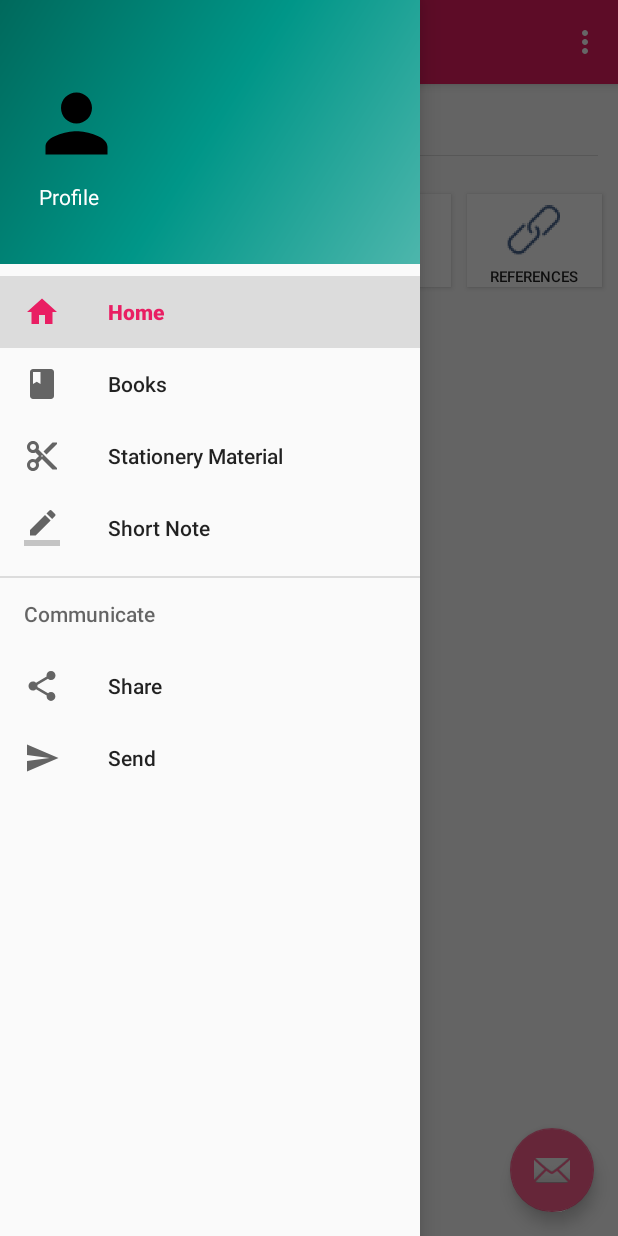
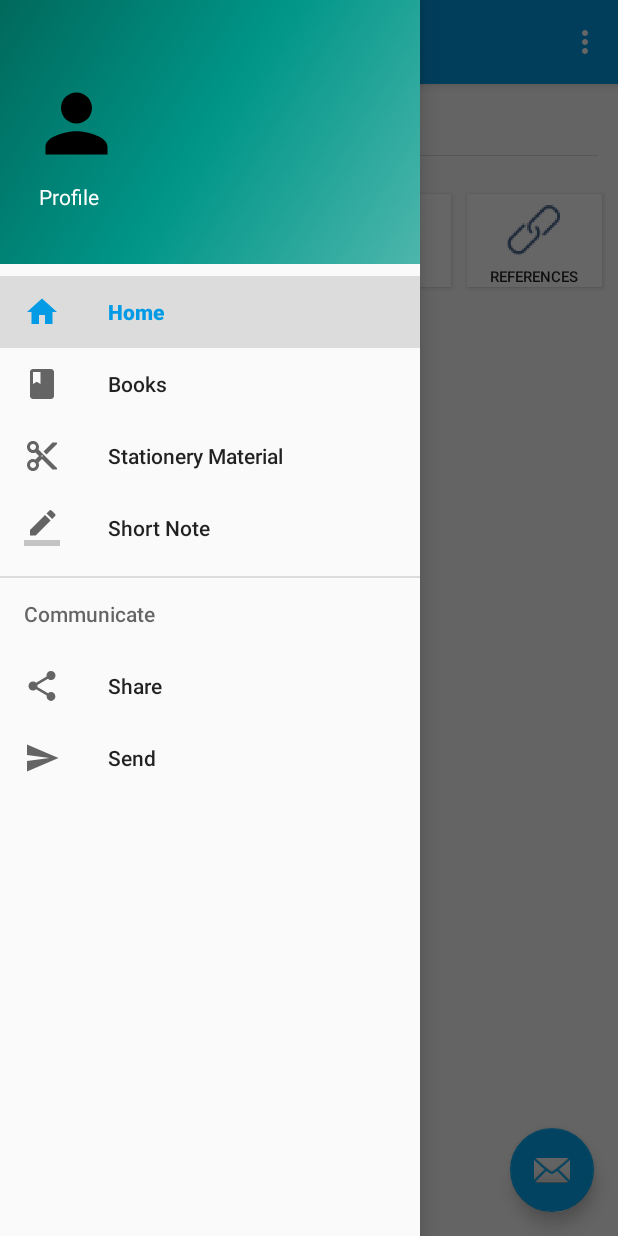
Before and after one commit to HEMANGDODIA/BookSharing, an Android app: the HomePage screen opened directly, with no data from a screen before it, with the side drawer open, on a phone screen of 412 x 824 dp. Run offline under Robolectric (Android 15) with nearby library versions, the phone set to English and light mode, and no system bars; our stand-ins replace navigation-ui.

```diff
--- a/app/src/main/res/values/colors.xml
+++ b/app/src/main/res/values/colors.xml
@@ -1,7 +1,7 @@
 <?xml version="1.0" encoding="utf-8"?>
 <resources>
-    <color name="colorPrimary">#e91e63</color>
-    <color name="colorPrimaryDark">#b0003a</color>
-    <color name="colorAccent">#ff6090</color>
+    <color name="colorPrimary">#039BE5</color>
+    <color name="colorPrimaryDark">#0288D1</color>
+    <color name="colorAccent">#03A9F4</color>
     <color name="white">#ffffff</color>
 </resources>
```
